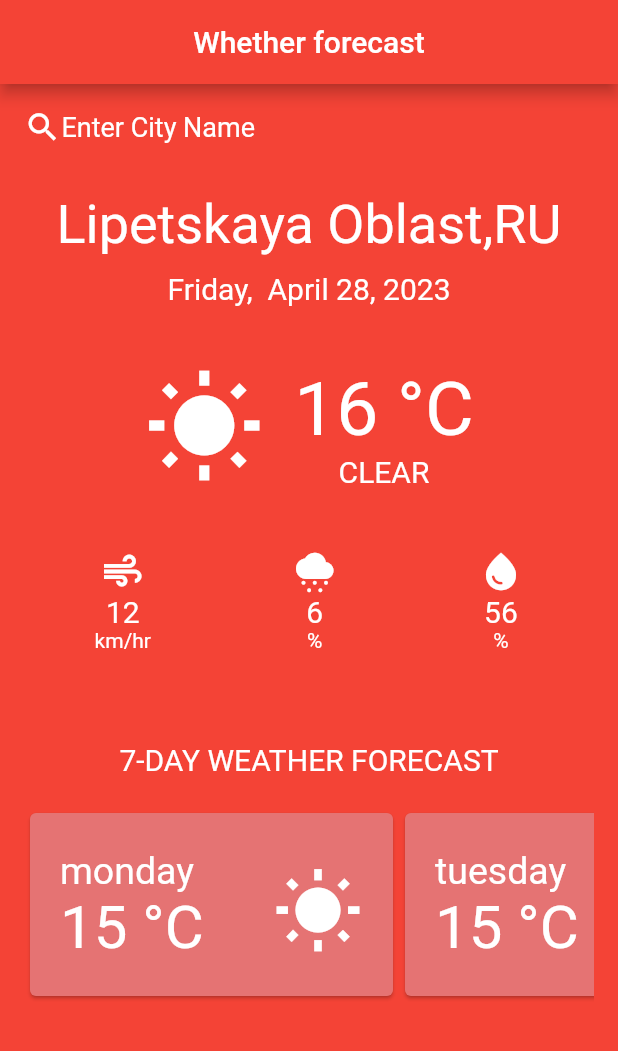
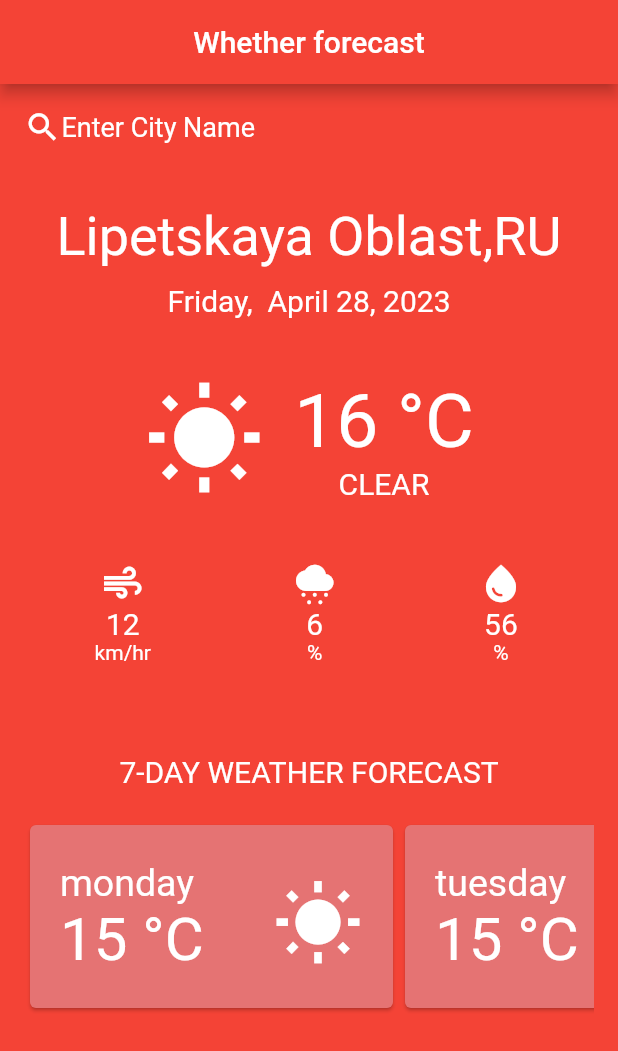
Before and after one commit to EugeniusStrong/ui_homework, a Flutter app: the screen it shows after launch, on a phone screen of 412 x 824 dp. Shown: the top 1051 px of the screen. Run offline on Flutter 3.47's test engine with Material 2 defaults, Android fonts, the phone set to English and light mode, and no system bars.

Commit message:
Edit project

```diff
--- a/lib/main.dart
+++ b/lib/main.dart
@@ -1,6 +1,8 @@
 import 'package:flutter/material.dart';
 
 void main() => runApp(const MyApp());
+
+const Color kPrimaryColor = Colors.red;
 
 class MyApp extends StatelessWidget {
   const MyApp({super.key});
@@ -9,9 +11,9 @@ class MyApp extends StatelessWidget {
   Widget build(BuildContext context) {
     return MaterialApp(
       home: Scaffold(
-        backgroundColor: Colors.red,
+        backgroundColor: kPrimaryColor,
         appBar: AppBar(
-          backgroundColor: Colors.red,
+          backgroundColor: kPrimaryColor,
           title: const Text(
             'Whether forecast',
           ),
@@ -32,16 +34,24 @@ Widget _buildBody() {
           children: [
             _searchCity(),
             _cityDetail(),
-            const Padding(padding: EdgeInsets.only(bottom: 40)),
+            const SizedBox(
+              height: 40,
+            ),
             _temperatureDetail(),
-            const Padding(padding: EdgeInsets.only(bottom: 40)),
+            const SizedBox(
+              height: 40,
+            ),
             _weatherDetail(),
-            const Padding(padding: EdgeInsets.only(bottom: 60)),
+            const SizedBox(
+              height: 60,
+            ),
             const Text(
               '7-DAY WEATHER FORECAST',
               style: TextStyle(fontSize: 20, color: Colors.white),
             ),
-            const Padding(padding: EdgeInsets.only(bottom: 20)),
+            const SizedBox(
+              height: 20,
+            ),
             const BodyListView()
           ],
         ),
@@ -51,8 +61,8 @@ Widget _buildBody() {
 }
 
 Row _searchCity() {
-  return Row(
-    children: const [
+  return const Row(
+    children: [
       Icon(
         Icons.search,
         color: Colors.white,
@@ -67,10 +77,12 @@ Row _searchCity() {
 }
 
 Column _cityDetail() {
-  return Column(
+  return const Column(
     crossAxisAlignment: CrossAxisAlignment.center,
-    children: const [
-      Padding(padding: EdgeInsets.all(16)),
+    children: [
+      SizedBox(
+        height: 40,
+      ),
       Text(
         'Lipetskaya Oblast,RU',
         style: TextStyle(fontSize: 36, color: Colors.white),
@@ -85,10 +97,10 @@ Column _cityDetail() {
 }
 
 Row _temperatureDetail() {
-  return Row(mainAxisAlignment: MainAxisAlignment.center, children: [
+  return const Row(mainAxisAlignment: MainAxisAlignment.center, children: [
     Column(
       crossAxisAlignment: CrossAxisAlignment.start,
-      children: const [
+      children: [
         Icon(
           Icons.wb_sunny,
           color: Colors.white,
@@ -103,7 +115,7 @@ Row _temperatureDetail() {
       crossAxisAlignment: CrossAxisAlignment.center,
       children: [
         Row(
-          children: const [
+          children: [
             Text(
               '16 °C',
               style: TextStyle(color: Colors.white, fontSize: 50),
@@ -111,7 +123,7 @@ Row _temperatureDetail() {
           ],
         ),
         Row(
-          children: const [
+          children: [
             Text(
               'CLEAR',
               style: TextStyle(color: Colors.white, fontSize: 20),
@@ -124,9 +136,9 @@ Row _temperatureDetail() {
 }
 
 Row _weatherDetail() {
-  return Row(mainAxisAlignment: MainAxisAlignment.spaceAround, children: [
+  return const Row(mainAxisAlignment: MainAxisAlignment.spaceAround, children: [
     Column(
-      children: const [
+      children: [
         Icon(
           Icons.air,
           size: 30,
@@ -148,7 +160,7 @@ Row _weatherDetail() {
       ],
     ),
     Column(
-      children: const [
+      children: [
         Icon(
           Icons.cloudy_snowing,
           size: 30,
@@ -170,7 +182,7 @@ Row _weatherDetail() {
       ],
     ),
     Column(
-      children: const [
+      children: [
         Icon(
           Icons.water_drop,
           size: 30,
@@ -199,7 +211,7 @@ class BodyListView extends StatelessWidget {
 
   @override
   Widget build(BuildContext context) {
-    return _myListView();
+    return _buildListView();
   }
 }
 
@@ -213,14 +225,17 @@ enum DaysWeek {
   sunday,
 }
 
-Widget _myListView() {
+const double cardHeight = 130;
+const double cardItemExtent = 250;
+
+Widget _buildListView() {
   const days = DaysWeek.values;
 
   return SizedBox(
-    height: 130,
+    height: cardHeight,
     child: ListView.builder(
       scrollDirection: Axis.horizontal,
-        itemExtent: 250,
+      itemExtent: cardItemExtent,
       itemCount: days.length,
       itemBuilder: (context, index) {
         return Card(
@@ -242,6 +257,7 @@ Widget _myListView() {
             ),
           ),
         );
-        }),
+      },
+    ),
   );
 }
```
Also changed, not shown: pubspec.lock, 1 other file. Lines whose indentation alone changed are shown as unchanged.
